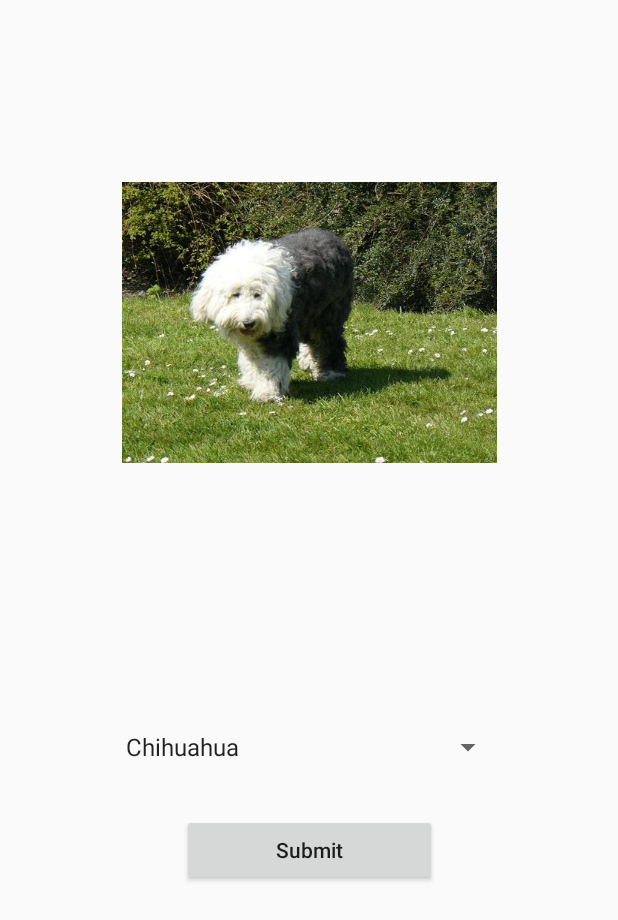
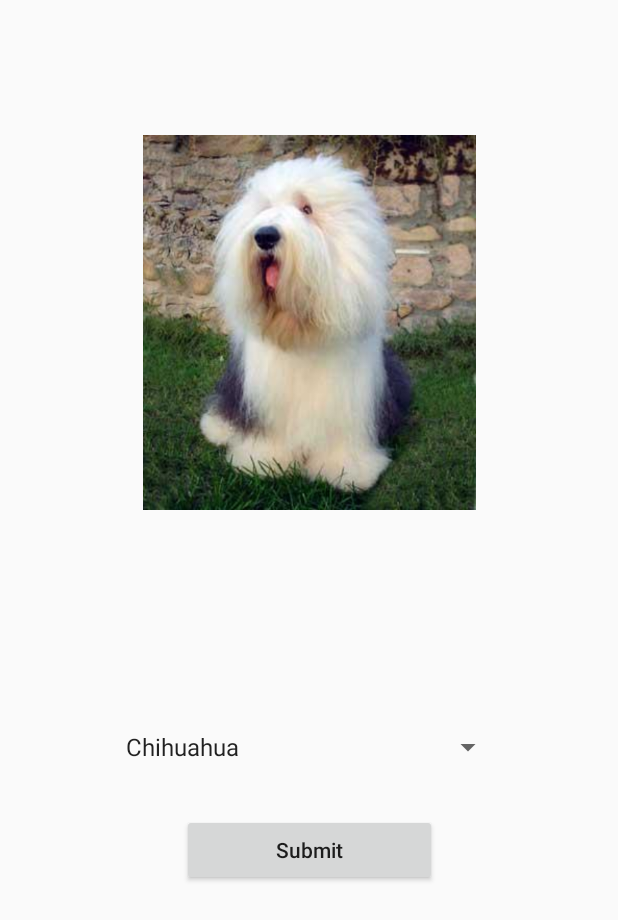
Before and after one commit to DinDev3/Doggo-Match, an Android app: the IdentifyBreedActivity screen opened directly, with no data from a screen before it, on a phone screen of 412 x 824 dp. Shown: the top 920 px of the screen. Run offline under Robolectric (Android 15) with nearby library versions, the phone set to English and light mode, and no system bars.

Commit message:
Implemented display random image logic

```diff
--- a/CW1/DoggoMatch/app/src/main/java/lk/dinuka/doggomatch/IdentifyBreedActivity.java
+++ b/CW1/DoggoMatch/app/src/main/java/lk/dinuka/doggomatch/IdentifyBreedActivity.java
@@ -6,9 +6,11 @@ import android.os.Bundle;
 import android.view.View;
 import android.widget.AdapterView;
 import android.widget.ArrayAdapter;
+import android.widget.ImageView;
 import android.widget.Spinner;
 import android.widget.Toast;
 
+import java.util.Arrays;
 import java.util.Random;
 
 public class IdentifyBreedActivity extends AppCompatActivity implements AdapterView.OnItemSelectedListener {
@@ -18,8 +20,11 @@ public class IdentifyBreedActivity extends AppCompatActivity implements AdapterV
 
 
     // Arrays that reference to the dog images categorized as breed.
-    int imagesOldEnglishSheep[] = {R.drawable.n02105641_764, R.drawable.n02105641_6270};
+    String imagesOldEnglishSheep[] = {"n02105641_764", "n02105641_6270"};
 
+
+    public String randomBreed;
+    public String randomImageOfChosenBreed;
 
     @Override
     protected void onCreate(Bundle savedInstanceState) {
@@ -33,6 +38,12 @@ public class IdentifyBreedActivity extends AppCompatActivity implements AdapterV
 
         setContentView(R.layout.activity_identify_breed);
 
+
+        //----------Display random image
+//        System.out.println(Arrays.toString(imagesOldEnglishSheep));          //--------------check what the array contains
+        displayRandomImage();
+
+        //---------Spinner
 
         // create the spinner
         Spinner spinner = findViewById(R.id.breed_spinner);
@@ -75,11 +86,62 @@ public class IdentifyBreedActivity extends AppCompatActivity implements AdapterV
     }
 
 
+    public void displayRandomImage(){           // method used to display a random image of a random breed
+//        randomBreed = allDogBreeds[getRandomBreed()];           // get a random breed
+        randomBreed = "Old English Sheepdog";           // get a random breed
+
+        ImageView imageDog = findViewById(R.id.random_dog_image);
+
+
+
+
+        switch (randomBreed) {
+            case "Chihuahua":
+                break;
+            case "Afghan Hound":
+                break;
+            case "Basset":
+                break;
+            case "Blood Hound":
+                break;
+            case "Australian Terrier":
+                break;
+            case "Golden Retriever":
+                break;
+            case "Labrador Retriever":
+                break;
+            case "Old English Sheepdog":
+                randomImageOfChosenBreed = imagesOldEnglishSheep[getRandomImage()];     // get a random image reference
+                int resource_id = getResources().getIdentifier(randomImageOfChosenBreed, "drawable", "lk.dinuka.doggomatch");
+                // have the project name properly in defPackage(= package). Won't work otherwise.
+
+                imageDog.setImageResource(resource_id);
+                break;
+            case "Rottweiler":
+                break;
+            case "Greater Swiss Mountain Dog":
+                break;
+            case "Dingo":
+        }
+
+
+    }
+
+
+
     public int getRandomBreed() {
         //get random number between 0-10 (index range for 11 breeds in the array)
         Random r = new Random();
-        displayToast(Integer.toString(getRandomBreed()));
+//        displayToast(Integer.toString(getRandomBreed()));         // not needed. generates another random number
         return r.nextInt(11);
     }
 
+    public int getRandomImage() {
+        //get random number between 0-9 (index range for 10 breeds in the array)
+        Random r = new Random();
+//        return r.nextInt(10);
+        return r.nextInt(2);            // to test
+    }
+
+
 }
--- a/CW1/DoggoMatch/app/src/main/res/layout/activity_identify_breed.xml
+++ b/CW1/DoggoMatch/app/src/main/res/layout/activity_identify_breed.xml
@@ -16,7 +16,7 @@
         app:layout_constraintHorizontal_bias="0.5"
         app:layout_constraintStart_toStartOf="parent"
         app:layout_constraintTop_toTopOf="parent"
-        app:srcCompat="@drawable/n02105641_764" />
+        app:srcCompat="@android:color/darker_gray" />
 
     <Spinner
         android:id="@+id/breed_spinner"
```
